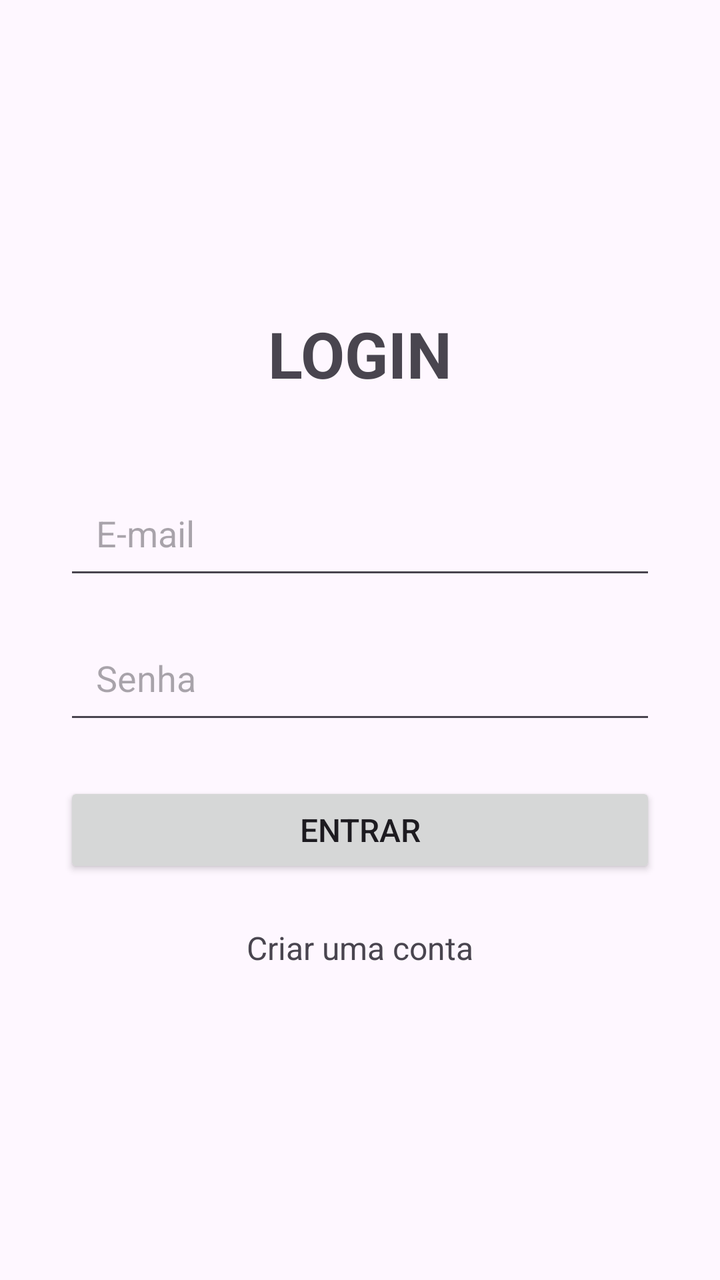
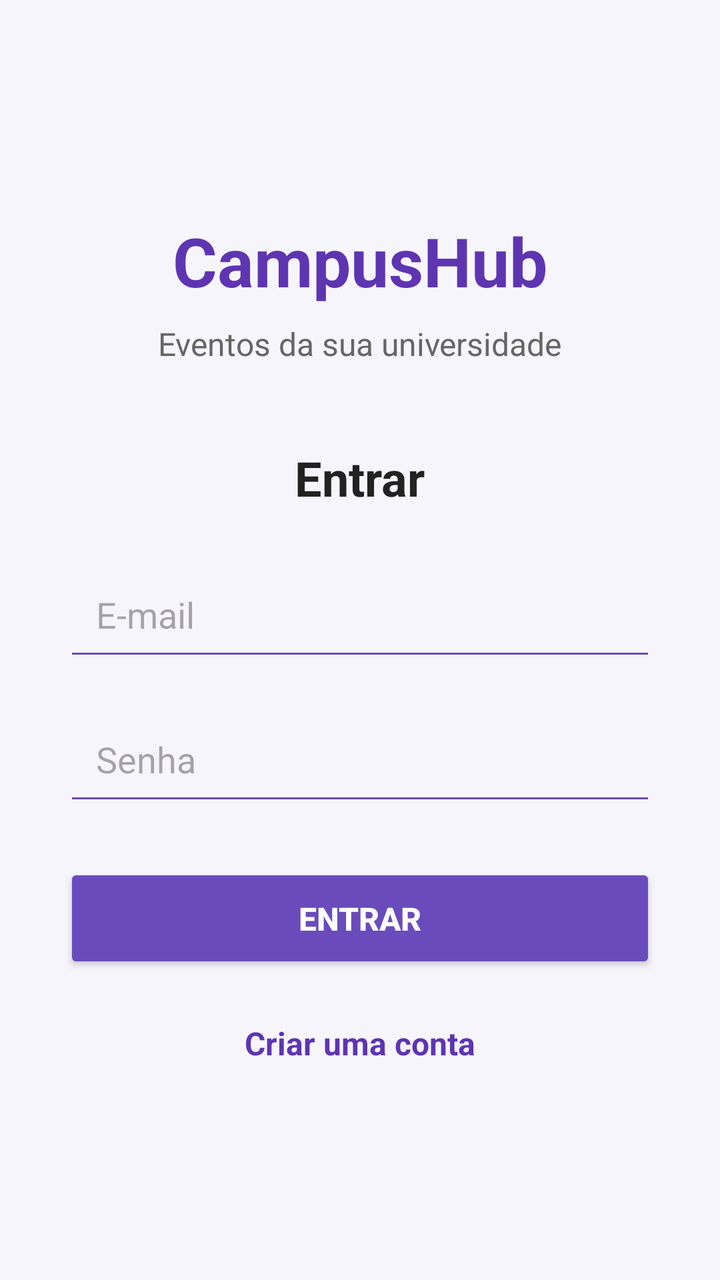

Before-and-after screenshots of an Android layout around one commit, followed by the original layout XML and the change that was made.
<!-- AndroidManifest.xml: application theme Theme.LoginFirebase -->
<!-- res/layout/activity_main.xml -->
<?xml version="1.0" encoding="utf-8"?>
<LinearLayout xmlns:android="http://schemas.android.com/apk/res/android"
    android:layout_width="match_parent"
    android:layout_height="match_parent"
    android:orientation="vertical"
    android:gravity="center"
    android:padding="32dp">

    <TextView
        android:layout_width="wrap_content"
        android:layout_height="wrap_content"
        android:text="LOGIN"
        android:textSize="32sp"
        android:textStyle="bold"
        android:layout_marginBottom="40dp" />

    <EditText
        android:id="@+id/edtEmail"
        android:layout_width="match_parent"
        android:layout_height="wrap_content"
        android:hint="E-mail"
        android:inputType="textEmailAddress"
        android:padding="16dp"
        android:layout_marginBottom="16dp" />

    <EditText
        android:id="@+id/edtSenha"
        android:layout_width="match_parent"
        android:layout_height="wrap_content"
        android:hint="Senha"
        android:inputType="textPassword"
        android:padding="16dp"
        android:layout_marginBottom="24dp" />

    <Button
        android:id="@+id/btnEntrar"
        android:layout_width="match_parent"
        android:layout_height="wrap_content"
        android:text="ENTRAR"
        android:textSize="16sp" />

    <TextView
        android:id="@+id/txtCadastro"
        android:layout_width="wrap_content"
        android:layout_height="wrap_content"
        android:text="Criar uma conta"
        android:textSize="16sp"
        android:layout_marginTop="24dp"
        android:clickable="true"
        android:focusable="true" />

</LinearLayout>
<!-- resources referenced by this layout -->
<resources>
  <style name="Theme.LoginFirebase" parent="Base.Theme.LoginFirebase" />
  <style name="Base.Theme.LoginFirebase" parent="Theme.Material3.DayNight.NoActionBar">
          
          
      </style>
</resources>

<!-- the commit's change to res/layout/activity_main.xml (unified diff, before → after) -->
@@ -4,15 +4,37 @@
     android:layout_height="match_parent"
     android:orientation="vertical"
     android:gravity="center"
-    android:padding="32dp">
+    android:padding="32dp"
+    android:background="#F7F5FC">
+
 
     <TextView
         android:layout_width="wrap_content"
         android:layout_height="wrap_content"
-        android:text="LOGIN"
-        android:textSize="32sp"
+        android:text="CampusHub"
+        android:textSize="34sp"
         android:textStyle="bold"
+        android:textColor="#5E35B1"
+        android:layout_marginBottom="8dp" />
+
+    <TextView
+        android:layout_width="wrap_content"
+        android:layout_height="wrap_content"
+        android:text="Eventos da sua universidade"
+        android:textSize="16sp"
+        android:textColor="#666666"
         android:layout_marginBottom="40dp" />
+
+
+    <TextView
+        android:layout_width="wrap_content"
+        android:layout_height="wrap_content"
+        android:text="Entrar"
+        android:textSize="24sp"
+        android:textStyle="bold"
+        android:textColor="#222222"
+        android:layout_marginBottom="24dp" />
+
 
     <EditText
         android:id="@+id/edtEmail"
@@ -21,7 +43,9 @@
         android:hint="E-mail"
         android:inputType="textEmailAddress"
         android:padding="16dp"
+        android:backgroundTint="#6A4BBC"
         android:layout_marginBottom="16dp" />
+
 
     <EditText
         android:id="@+id/edtSenha"
@@ -30,14 +54,20 @@
         android:hint="Senha"
         android:inputType="textPassword"
         android:padding="16dp"
+        android:backgroundTint="#6A4BBC"
         android:layout_marginBottom="24dp" />
+
 
     <Button
         android:id="@+id/btnEntrar"
         android:layout_width="match_parent"
-        android:layout_height="wrap_content"
+        android:layout_height="55dp"
         android:text="ENTRAR"
-        android:textSize="16sp" />
+        android:textSize="16sp"
+        android:textStyle="bold"
+        android:textColor="#FFFFFF"
+        android:backgroundTint="#6A4BBC" />
+
 
     <TextView
         android:id="@+id/txtCadastro"
@@ -45,6 +75,8 @@
         android:layout_height="wrap_content"
         android:text="Criar uma conta"
         android:textSize="16sp"
+        android:textStyle="bold"
+        android:textColor="#5E35B1"
         android:layout_marginTop="24dp"
         android:clickable="true"
         android:focusable="true" />
